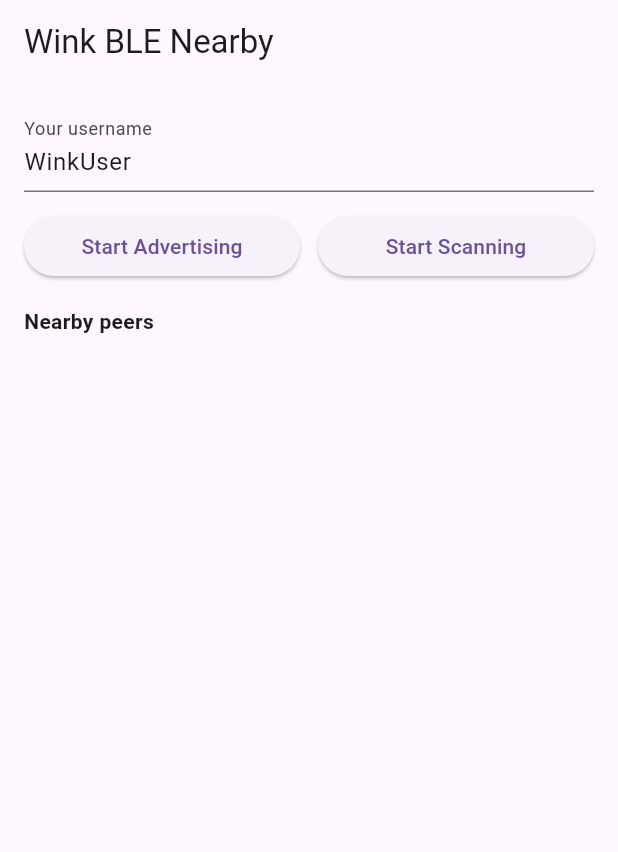
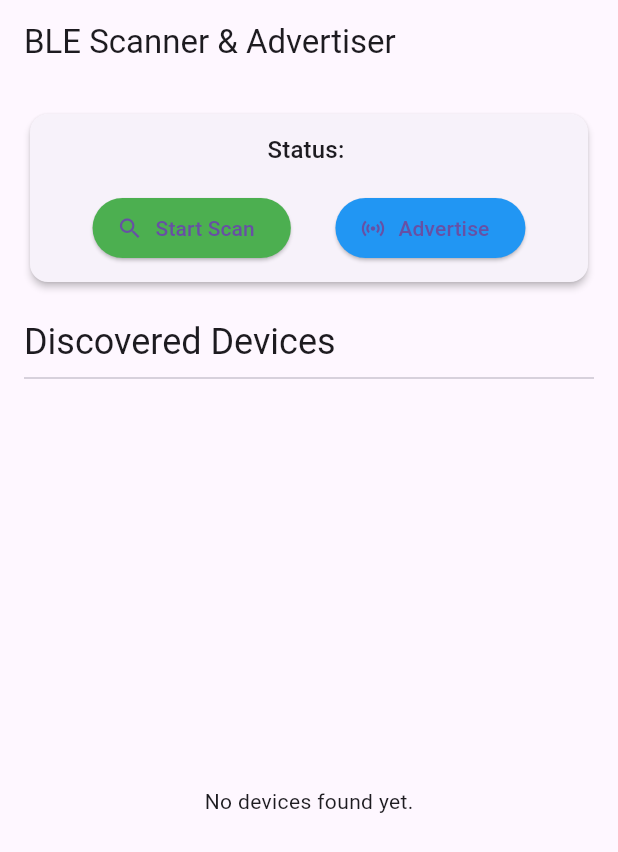
Before and after one commit to nordic96/wink, a Flutter app: the screen it shows after launch, on a phone screen of 412 x 824 dp. Shown: the top 852 px of the screen. Run offline on Flutter 3.47's test engine with Material 3 defaults, Android fonts, the phone set to English and light mode, and no system bars; our stand-ins replace permission_handler; missing offline and left inert: flutter_reactive_ble.

Commit message:
refactored bleService.dart with methodhchanneling for peripheral roles

```diff
--- a/lib/main.dart
+++ b/lib/main.dart
@@ -1,12 +1,7 @@
-import 'dart:async';
-import 'dart:convert';
 import 'package:flutter/material.dart';
-import 'package:flutter/services.dart';
-import 'package:flutter_reactive_ble/flutter_reactive_ble.dart';
-import 'package:permission_handler/permission_handler.dart';
+import 'package:provider/provider.dart';
 
-final _serviceUuid = Uuid.parse("180a");
-final _charUuid = Uuid.parse("abcd");
+import 'package:wink/services/ble_service.dart';
 
 void main() {
   runApp(const MaterialApp(home: HomePage()));
@@ -19,173 +14,119 @@ class HomePage extends StatefulWidget {
 }
 
 class _HomePageState extends State<HomePage> {
-  final _ble = FlutterReactiveBle();
-  final _peripheralChannel = const MethodChannel(
-    "com.nordic.wink/ble_peripheral",
-  );
-  final _usernameController = TextEditingController(text: "WinkUser");
-
-  bool _isAdvertising = false;
-  bool _isScanning = false;
-  final List<_Peer> _peers = [];
-  StreamSubscription<DiscoveredDevice>? _scanSub;
-
-  @override
-  void initState() {
-    super.initState();
-    _requestPermissions();
-  }
-
-  Future<void> _requestPermissions() async {
-    // Ask for location (pre-Android 12), Bluetooth (Android 12+), Bluetooth on iOS auto-prompts
-    await [
-      Permission.bluetoothScan,
-      Permission.bluetoothAdvertise,
-      Permission.bluetoothConnect,
-      Permission.locationWhenInUse,
-    ].request();
-  }
-
-  Future<void> _startPeripheral() async {
-    await _peripheralChannel.invokeMethod("startPeripheral", {
-      "username": _usernameController.text.trim(),
-    });
-    setState(() => _isAdvertising = true);
-  }
-
-  Future<void> _stopPeripheral() async {
-    await _peripheralChannel.invokeMethod("stopPeripheral");
-    setState(() => _isAdvertising = false);
-  }
-
-  void _startScan() {
-    if (_isScanning) return;
-    setState(() {
-      _peers.clear();
-      _isScanning = true;
-    });
-
-    _scanSub = _ble
-        .scanForDevices(
-          withServices: [_serviceUuid],
-          scanMode: ScanMode.lowLatency,
-        )
-        .listen(
-          (device) async {
-            if (_peers.any((p) => p.id == device.id)) return;
-
-            // Immediately try to connect and read username characteristic
-            try {
-              final connection = _ble.connectToDevice(id: device.id);
-              final sub = connection.listen((c) async {
-                if (c.connectionState == DeviceConnectionState.connected) {
-                  final qc = QualifiedCharacteristic(
-                    serviceId: _serviceUuid,
-                    characteristicId: _charUuid,
-                    deviceId: device.id,
-                  );
-                  String username = device.name.isNotEmpty
-                      ? device.name
-                      : device.id;
-                  try {
-                    final value = await _ble.readCharacteristic(qc);
-                    if (value.isNotEmpty) {
-                      username = utf8.decode(value, allowMalformed: true);
-                    }
-                  } catch (_) {}
-                  setState(
-                    () => _peers.add(_Peer(id: device.id, name: username)),
-                  );
-                  _stopScan();
-                  // sub.cancel();
-                  // _ble.disconnectDevice(id: device.id);
-                }
-              });
-            } catch (_) {}
-          },
-          onError: (e) {
-            setState(() => _isScanning = false);
-          },
-        );
-  }
-
-  void _stopScan() {
-    _scanSub?.cancel();
-    _scanSub = null;
-    setState(() => _isScanning = false);
-    // flutter_reactive_ble stops scan by cancelling subscription
-  }
-
-  @override
-  void dispose() {
-    _stopScan();
-    _stopPeripheral();
-    super.dispose();
-  }
-
   @override
   Widget build(BuildContext context) {
-    return Scaffold(
-      appBar: AppBar(title: const Text("Wink BLE Nearby")),
+    return ChangeNotifierProvider(
+      create: (context) => BleService(),
+      child: Consumer<BleService>(
+        builder: (context, bleService, child) => Scaffold(
+          appBar: AppBar(title: const Text('BLE Scanner & Advertiser')),
           body: Padding(
-        padding: const EdgeInsets.all(16),
+            padding: const EdgeInsets.all(16.0),
+            child: Column(
+              crossAxisAlignment: CrossAxisAlignment.stretch,
+              children: [
+                // --- Control Panel ---
+                Card(
+                  elevation: 2,
+                  child: Padding(
+                    padding: const EdgeInsets.all(12.0),
                     child: Column(
                       children: [
-            TextField(
-              controller: _usernameController,
-              decoration: const InputDecoration(labelText: "Your username"),
+                        Text(
+                          'Status: ${bleService.scannerStatus}',
+                          style: Theme.of(context).textTheme.titleMedium,
                         ),
-            const SizedBox(height: 12),
+                        const SizedBox(height: 16),
                         Row(
+                          mainAxisAlignment: MainAxisAlignment.spaceEvenly,
                           children: [
-                Expanded(
-                  child: ElevatedButton(
-                    onPressed: _isAdvertising
-                        ? _stopPeripheral
-                        : _startPeripheral,
-                    child: Text(
-                      _isAdvertising ? "Stop Advertising" : "Start Advertising",
+                            // --- Scan Button ---
+                            ElevatedButton.icon(
+                              onPressed: bleService.isScanning
+                                  ? bleService.stopScan
+                                  : bleService.startScan,
+                              icon: Icon(
+                                bleService.isScanning
+                                    ? Icons.stop
+                                    : Icons.search,
+                              ),
+                              label: Text(
+                                bleService.isScanning
+                                    ? 'Stop Scan'
+                                    : 'Start Scan',
+                              ),
+                              style: ElevatedButton.styleFrom(
+                                backgroundColor: bleService.isScanning
+                                    ? Colors.redAccent
+                                    : Colors.green,
                               ),
                             ),
+                            // --- Advertise Button ---
+                            ElevatedButton.icon(
+                              onPressed: bleService.isAdvertising
+                                  ? bleService.stopAdvertising
+                                  : bleService.startAdvertising,
+                              icon: Icon(
+                                bleService.isAdvertising
+                                    ? Icons.stop_circle_outlined
+                                    : Icons.sensors,
                               ),
-                const SizedBox(width: 12),
-                Expanded(
-                  child: ElevatedButton(
-                    onPressed: _isScanning ? _stopScan : _startScan,
-                    child: Text(
-                      _isScanning ? "Stop Scanning" : "Start Scanning",
+                              label: Text(
+                                bleService.isAdvertising
+                                    ? 'Stop Adv'
+                                    : 'Advertise',
                               ),
+                              style: ElevatedButton.styleFrom(
+                                backgroundColor: bleService.isAdvertising
+                                    ? Colors.orange
+                                    : Colors.blue,
                               ),
                             ),
                           ],
                         ),
-            const SizedBox(height: 16),
-            const Align(
-              alignment: Alignment.centerLeft,
-              child: Text(
-                "Nearby peers",
-                style: TextStyle(fontWeight: FontWeight.bold),
+                      ],
                     ),
                   ),
+                ),
+                const SizedBox(height: 20),
+
+                // --- Discovered Devices List ---
+                Text(
+                  'Discovered Devices',
+                  style: Theme.of(context).textTheme.headlineSmall,
+                ),
+                const Divider(),
                 Expanded(
-              child: ListView.builder(
-                itemCount: _peers.length,
-                itemBuilder: (_, i) => ListTile(
+                  child: bleService.discoveredDevices.isEmpty
+                      ? const Center(child: Text('No devices found yet.'))
+                      : ListView.builder(
+                          itemCount: bleService.discoveredDevices.length,
+                          itemBuilder: (context, index) {
+                            final device = bleService.discoveredDevices[index];
+                            return Card(
+                              margin: const EdgeInsets.symmetric(vertical: 4.0),
+                              child: ListTile(
                                 leading: const Icon(Icons.bluetooth),
-                  title: Text(_peers[i].name),
-                  subtitle: Text(_peers[i].id),
+                                title: Text(
+                                  device.name.isNotEmpty
+                                      ? device.name
+                                      : 'Unknown Device',
                                 ),
+                                subtitle: Text(
+                                  'ID: ${device.id}\nRSSI: ${device.rssi} dBm',
+                                ),
+                                isThreeLine: true,
+                              ),
+                            );
+                          },
                         ),
                 ),
               ],
             ),
           ),
+        ),
+      ),
     );
   }
 }
-
-class _Peer {
-  final String id;
-  final String name;
-  _Peer({required this.id, required this.name});
-}
--- /dev/null
+++ b/lib/services/ble_service.dart
@@ -0,0 +1,126 @@
+import 'dart:async';
+
+import 'package:flutter/services.dart';
+import 'package:flutter/widgets.dart';
+import 'package:flutter_reactive_ble/flutter_reactive_ble.dart';
+import 'package:permission_handler/permission_handler.dart';
+
+// A unique Service UUID for our application.
+// You can generate your own using an online UUID generator.
+final Uuid serviceUuid = Uuid.parse("12345678-1234-1234-1234-123456789012");
+
+class BleService with ChangeNotifier {
+  //Custom Added Peripheral Channel residing natively
+  final _peripheralChannel = const MethodChannel(
+    "com.nordic.wink/ble_peripheral",
+  );
+
+  final FlutterReactiveBle _ble = FlutterReactiveBle();
+  StreamSubscription<DiscoveredDevice>? _scanSubscription;
+  StreamSubscription<BleStatus>? _statusSubscription;
+  //StreamSubscription? _advertisingSubscription;
+
+  final Set<DiscoveredDevice> _discoveredDevices = {};
+  List<DiscoveredDevice> get discoveredDevices => _discoveredDevices.toList();
+
+  bool _isScanning = false;
+  bool get isScanning => _isScanning;
+
+  bool _isAdvertising = false;
+  bool get isAdvertising => _isAdvertising;
+
+  BleStatus _scannerStatus = BleStatus.unknown;
+  BleStatus get scannerStatus => _scannerStatus;
+
+  BleService() {
+    _statusSubscription = _ble.statusStream.listen((status) {
+      _scannerStatus = status;
+      notifyListeners();
+    });
+  }
+
+  @override
+  void dispose() {
+    _scanSubscription?.cancel();
+    _statusSubscription?.cancel();
+    stopAdvertising();
+    //_advertisingSubscription?.cancel();
+    super.dispose();
+  }
+
+  Future<void> _requestPermissions() async {
+    await [
+      Permission.bluetooth,
+      Permission.bluetoothAdvertise,
+      Permission.bluetoothConnect,
+      Permission.bluetoothScan,
+    ].request();
+  }
+
+  Future<void> startScan() async {
+    if (_isScanning) return;
+
+    await _requestPermissions();
+
+    _discoveredDevices.clear();
+    notifyListeners();
+
+    _scanSubscription = _ble
+        .scanForDevices(
+          withServices: [serviceUuid],
+          scanMode: ScanMode.lowLatency,
+        )
+        .listen(
+          (device) {
+            final knownDeviceIndex = _discoveredDevices.toList().indexWhere(
+              (d) => d.id == device.id,
+            );
+            if (knownDeviceIndex < 0) {
+              _discoveredDevices.add(device);
+              notifyListeners();
+            }
+          },
+          onError: (e) {
+            print("Scan Error: $e");
+          },
+        );
+    _isScanning = true;
+    notifyListeners();
+    print("Started Scanning");
+  }
+
+  void stopScan() {
+    _scanSubscription?.cancel();
+    discoveredDevices.clear();
+    _isScanning = false;
+    notifyListeners();
+    print("Stopped Scanning");
+  }
+
+  Future<void> startAdvertising() async {
+    print("startAdvertising(): isAdvertising: $_isAdvertising");
+    if (_isAdvertising) return;
+    try {
+      await _peripheralChannel.invokeMethod("startPeripheral", {
+        "username": "testusername",
+      });
+    } catch (e) {
+      print("Error while invoking startPeripheral via channeling: $e");
+    }
+    _isAdvertising = true;
+    notifyListeners();
+    print("Started Advertising...");
+  }
+
+  Future<void> stopAdvertising() async {
+    print("stopAdvertising(): isAdvertising: $_isAdvertising");
+    try {
+      await _peripheralChannel.invokeMethod("stopPeripheral");
+    } catch (e) {
+      print("Error while stopping advertising via channel: $e");
+    }
+    _isAdvertising = false;
+    notifyListeners();
+    print("Stopped Advertising...");
+  }
+}
--- a/pubspec.yaml
+++ b/pubspec.yaml
@@ -33,6 +33,7 @@ dependencies:
   flutter_reactive_ble: ^5.4.0
   uuid: ^4.4.0
   permission_handler: ^12.0.1
+  provider: ^6.1.5
 
   # The following adds the Cupertino Icons font to your application.
   # Use with the CupertinoIcons class for iOS style icons.
```
Also changed, not shown: pubspec.lock. Lines whose indentation alone changed are shown as unchanged.
